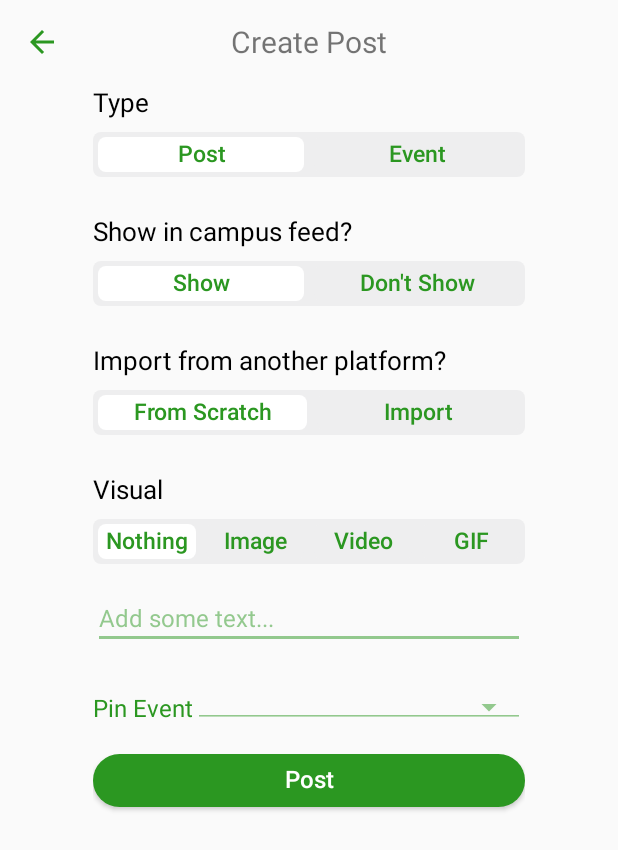
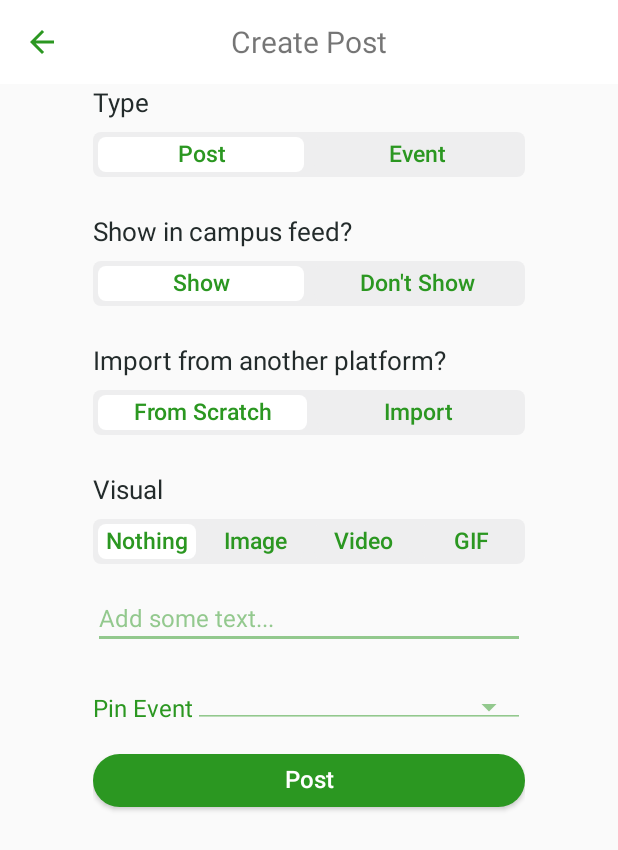
Before and after one commit to Be-bo/ivy2testing, an Android app: the CreatePost screen opened directly, with no data from a screen before it, on a phone screen of 412 x 824 dp. Shown: the top 850 px of the screen. Run offline under Robolectric (Android 15) with nearby library versions, the phone set to English and light mode, and no system bars; our stand-ins replace Firebase (no records; nobody signed in at launch, a user with empty details on screens opened directly); pictures from the network do not load; 2 statements that could not run were skipped.

Commit message:
Unifying Design

```diff
--- a/app/src/main/java/com/ivy2testing/util/SpinnerAdapter.java
+++ b/app/src/main/java/com/ivy2testing/util/SpinnerAdapter.java
@@ -55,7 +55,7 @@ public class SpinnerAdapter extends ArrayAdapter<String> {
         if (position == 0)
             tv.setTextColor(mContext.getResources().getColor(R.color.hint, mContext.getTheme()));
         else
-            tv.setTextColor(mContext.getResources().getColor(R.color.off_black, mContext.getTheme()));
+            tv.setTextColor(mContext.getResources().getColor(R.color.black, mContext.getTheme()));
 
         return tv;
     }
--- a/app/src/main/res/color/text_color.xml
+++ b/app/src/main/res/color/text_color.xml
@@ -1,7 +1,7 @@
 <?xml version="1.0" encoding="utf-8"?>
 <selector
     xmlns:android="http://schemas.android.com/apk/res/android">
-    <item android:color="@color/off_black"
+    <item android:color="@color/black"
         android:state_checked="true" />
     <item android:color="@color/disabled"/>
 </selector>
--- a/app/src/main/res/drawable/background_circle.xml
+++ b/app/src/main/res/drawable/background_circle.xml
@@ -3,6 +3,6 @@
     android:shape="oval">
 
     <solid
-        android:color="@color/off_white"/>
+        android:color="@color/white"/>
 
 </shape>
--- a/app/src/main/res/drawable/bubble_color.xml
+++ b/app/src/main/res/drawable/bubble_color.xml
@@ -2,7 +2,7 @@
     xmlns:android="http://schemas.android.com/apk/res/android">
     <item
         android:state_pressed="true"
-        android:color="@color/off_white" />
+        android:color="@color/white" />
     <item
         android:state_pressed="false"
         android:color="@color/interaction" />
--- a/app/src/main/res/drawable/bubble_shape.xml
+++ b/app/src/main/res/drawable/bubble_shape.xml
@@ -29,7 +29,7 @@
                 android:radius="25dp"
                 />
             <solid
-                android:color="@color/off_white"
+                android:color="@color/white"
                 />
 
             <padding
--- a/app/src/main/res/drawable/dialog_background.xml
+++ b/app/src/main/res/drawable/dialog_background.xml
@@ -4,6 +4,6 @@
         android:radius="15dp"
     />
     <solid
-        android:color="@color/off_white"
+        android:color="@color/white"
         />
 </shape>
--- a/app/src/main/res/drawable/gradient_toolbar_white.xml
+++ b/app/src/main/res/drawable/gradient_toolbar_white.xml
@@ -3,5 +3,5 @@
     <gradient
         android:angle="90"
         android:startColor="@color/transparent"
-        android:endColor="@color/off_white"/>
+        android:endColor="@color/white"/>
 </shape>
--- a/app/src/main/res/layout/fragment_loading.xml
+++ b/app/src/main/res/layout/fragment_loading.xml
@@ -4,7 +4,7 @@
     xmlns:app="http://schemas.android.com/apk/res-auto"
     android:layout_width="match_parent"
     android:layout_height="match_parent"
-    android:background="@color/off_white">
+    android:background="@color/white">
 
     <ImageView
         android:id="@+id/loading_img"
--- a/app/src/main/res/layout/fragment_studentprofile.xml
+++ b/app/src/main/res/layout/fragment_studentprofile.xml
@@ -100,7 +100,7 @@
             android:id="@+id/studentProfile_loading"
             android:layout_width="match_parent"
             android:layout_height="match_parent"
-            android:background="@color/off_white"
+            android:background="@color/white"
             android:translationZ="90dp">
 
             <ProgressBar
--- a/app/src/main/res/values/colors.xml
+++ b/app/src/main/res/values/colors.xml
@@ -4,16 +4,14 @@
     <color name="hint">#802b9721</color>
     <color name="disabled">#b3b3b3</color>
     <color name="white">#ffffff</color>
+    <color name="black">#232b2b</color>
     <color name="grey">#d0d0d0</color>
-    <color name="black">#000000</color>
     <color name="notification">#FE3C00</color>
     <color name="transparent">#0000</color>
+    <color name="android_default_bg">@color/white</color>
 
 <!--    TODO: replace in your code with the ones above please-->
-    <color name="off_white">#FAFAFA</color>
-    <color name="off_black">#232b2b</color>
     <color name="accent">#FF8C00</color>
-    <color name="android_default_bg">#FAFAFA</color>
     <color name="segmented_colour_bg">#EEEEEF</color>
 
 
--- a/app/src/main/res/values/styles.xml
+++ b/app/src/main/res/values/styles.xml
@@ -18,13 +18,13 @@
 
     <style name="StandardText" parent="Widget.AppCompat.TextView">
         <item name="android:textSize">16sp</item>
-        <item name="android:textColor">@color/off_black</item>
+        <item name="android:textColor">@color/black</item>
     </style>
 
     <style name="StandardEditText" parent="android:Widget.EditText">
         <item name="android:layout_height">40dp</item>
         <item name="android:includeFontPadding">false</item>
-        <item name="android:textColor">@color/off_black</item>
+        <item name="android:textColor">@color/black</item>
         <item name="android:textColorHint">@color/hint</item>
         <item name="android:backgroundTint">@color/hint</item>
         <item name="android:textCursorDrawable">@null</item>
@@ -67,7 +67,7 @@
     <style name="MainNavBar" parent="Widget.Design.BottomNavigationView">
         <item name="itemIconTint">@color/bottom_nav_color</item>
         <item name="itemTextColor">@color/bottom_nav_color</item>
-        <item name="backgroundTint">@color/off_white</item>
+        <item name="backgroundTint">@color/white</item>
         <item name="elevation">10dp</item>
         <item name="menu">@menu/main_tab_bar</item>
     </style>
```
